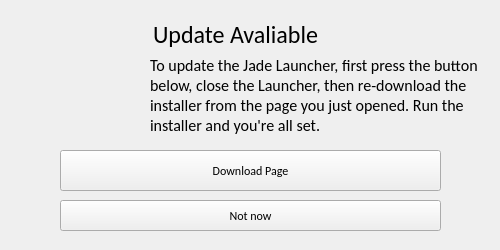
Above: ui/update.ui from nfoert/jadelauncher_actionstest before the change. Below: the same form after it.
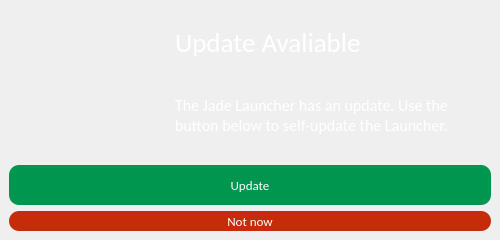
That is the form after the change. Icons and pictures are not drawn.

Commit message: Jade Launcher 2.0.0

What changed in the file:
```diff
--- a/ui/update.ui
+++ b/ui/update.ui
@@ -7,7 +7,7 @@
     <x>0</x>
     <y>0</y>
     <width>500</width>
-    <height>250</height>
+    <height>240</height>
    </rect>
   </property>
   <property name="minimumSize">
@@ -18,8 +18,8 @@
   </property>
   <property name="maximumSize">
    <size>
-    <width>500</width>
-    <height>250</height>
+    <width>16777215</width>
+    <height>16777215</height>
    </size>
   </property>
   <property name="windowTitle">
@@ -27,17 +27,33 @@
   </property>
   <property name="windowIcon">
    <iconset resource="../assets.qrc">
-    <normaloff>:/images/assets/jadeIcon.png</normaloff>:/images/assets/jadeIcon.png</iconset>
+    <normaloff>:/icons/assets/icons/jadeIcon.png</normaloff>:/icons/assets/icons/jadeIcon.png</iconset>
+  </property>
+  <property name="styleSheet">
+   <string notr="true">QMainWindow {
+	border-image: url(:/backgrounds/assets/backgrounds/background.png) 0 0 0 0 stretch stretch;
+}
+</string>
   </property>
   <widget class="QWidget" name="centralwidget">
+   <layout class="QGridLayout" name="gridLayout">
+    <item row="0" column="0">
+     <layout class="QVBoxLayout" name="verticalLayout_2">
+      <item>
+       <layout class="QHBoxLayout" name="horizontalLayout">
+        <item>
    <widget class="QLabel" name="label">
-    <property name="geometry">
-     <rect>
-      <x>20</x>
-      <y>20</y>
-      <width>111</width>
-      <height>81</height>
-     </rect>
+          <property name="minimumSize">
+           <size>
+            <width>150</width>
+            <height>25</height>
+           </size>
+          </property>
+          <property name="maximumSize">
+           <size>
+            <width>150</width>
+            <height>25</height>
+           </size>
     </property>
     <property name="text">
      <string/>
@@ -49,40 +65,64 @@
      <bool>true</bool>
     </property>
    </widget>
+        </item>
+        <item>
+         <spacer name="horizontalSpacer">
+          <property name="orientation">
+           <enum>Qt::Horizontal</enum>
+          </property>
+          <property name="sizeType">
+           <enum>QSizePolicy::Fixed</enum>
+          </property>
+          <property name="sizeHint" stdset="0">
+           <size>
+            <width>10</width>
+            <height>20</height>
+           </size>
+          </property>
+         </spacer>
+        </item>
+        <item>
+         <layout class="QVBoxLayout" name="verticalLayout">
+          <item>
    <widget class="QLabel" name="label_2">
-    <property name="geometry">
-     <rect>
-      <x>140</x>
-      <y>20</y>
-      <width>191</width>
-      <height>31</height>
-     </rect>
-    </property>
     <property name="font">
      <font>
       <family>Calibri</family>
-     </font>
-    </property>
+              <pointsize>20</pointsize>
+              <weight>50</weight>
+              <italic>false</italic>
+              <bold>false</bold>
+             </font>
+            </property>
+            <property name="styleSheet">
+             <string notr="true">color: white;
+text-align: left;
+font: 20pt &quot;Calibri&quot;;</string>
+            </property>
     <property name="text">
-     <string>&lt;html&gt;&lt;head/&gt;&lt;body&gt;&lt;p align=&quot;center&quot;&gt;&lt;span style=&quot; font-size:18pt;&quot;&gt;Update Avaliable&lt;/span&gt;&lt;/p&gt;&lt;/body&gt;&lt;/html&gt;</string>
-    </property>
-   </widget>
+             <string>Update Avaliable</string>
+            </property>
+           </widget>
+          </item>
+          <item>
    <widget class="QLabel" name="label_3">
-    <property name="geometry">
-     <rect>
-      <x>150</x>
-      <y>50</y>
-      <width>331</width>
-      <height>91</height>
-     </rect>
-    </property>
     <property name="font">
      <font>
       <family>Calibri</family>
-     </font>
-    </property>
+              <pointsize>14</pointsize>
+              <weight>50</weight>
+              <italic>false</italic>
+              <bold>false</bold>
+             </font>
+            </property>
+            <property name="styleSheet">
+             <string notr="true">color: white;
+text-align: left;
+font: 14pt &quot;Calibri&quot;;</string>
+            </property>
     <property name="text">
-     <string>&lt;html&gt;&lt;head/&gt;&lt;body&gt;&lt;p&gt;&lt;span style=&quot; font-size:12pt;&quot;&gt;To update the Jade Launcher, first press the button below, close the Launcher, then re-download the installer from the page you just opened. Run the installer and you're all set.&lt;/span&gt;&lt;/p&gt;&lt;/body&gt;&lt;/html&gt;</string>
+             <string>&lt;html&gt;&lt;head/&gt;&lt;body&gt;&lt;p&gt;&lt;span style=&quot; font-size:12pt;&quot;&gt;The Jade Launcher has an update. Use the button below to self-update the Launcher.&lt;/span&gt;&lt;/p&gt;&lt;/body&gt;&lt;/html&gt;</string>
     </property>
     <property name="scaledContents">
      <bool>true</bool>
@@ -91,42 +131,112 @@
      <bool>true</bool>
     </property>
    </widget>
-   <widget class="QPushButton" name="download">
-    <property name="geometry">
-     <rect>
-      <x>60</x>
-      <y>150</y>
-      <width>381</width>
-      <height>41</height>
-     </rect>
+          </item>
+         </layout>
+        </item>
+       </layout>
+      </item>
+      <item>
+       <spacer name="verticalSpacer">
+        <property name="orientation">
+         <enum>Qt::Vertical</enum>
+        </property>
+        <property name="sizeType">
+         <enum>QSizePolicy::Fixed</enum>
+        </property>
+        <property name="sizeHint" stdset="0">
+         <size>
+          <width>20</width>
+          <height>10</height>
+         </size>
+        </property>
+       </spacer>
+      </item>
+      <item>
+       <widget class="QPushButton" name="update">
+        <property name="minimumSize">
+         <size>
+          <width>0</width>
+          <height>40</height>
+         </size>
     </property>
     <property name="font">
      <font>
       <family>Calibri</family>
-     </font>
-    </property>
+          <pointsize>10</pointsize>
+          <weight>50</weight>
+          <italic>false</italic>
+          <bold>false</bold>
+         </font>
+        </property>
+        <property name="styleSheet">
+         <string notr="true">QPushButton {
+	background-color: rgb(0, 150, 80);
+	border-color: rgb(0, 255, 0);
+	border-radius: 10px;
+	font: 10pt &quot;Calibri&quot;;
+	
+	color: rgb(255, 255, 255);
+}
+
+QPushButton:hover {
+	background-color: rgb(0, 170, 100);
+}
+
+QPushButton:pressed {
+	
+	background-color: rgb(0, 200, 120);
+}</string>
+        </property>
     <property name="text">
-     <string>Download Page</string>
-    </property>
-   </widget>
+         <string>Update</string>
+        </property>
+       </widget>
+      </item>
+      <item>
    <widget class="QPushButton" name="notNow">
-    <property name="geometry">
-     <rect>
-      <x>60</x>
-      <y>200</y>
-      <width>381</width>
-      <height>31</height>
-     </rect>
+        <property name="minimumSize">
+         <size>
+          <width>0</width>
+          <height>20</height>
+         </size>
     </property>
     <property name="font">
      <font>
       <family>Calibri</family>
-     </font>
-    </property>
+          <pointsize>10</pointsize>
+          <weight>50</weight>
+          <italic>false</italic>
+          <bold>false</bold>
+         </font>
+        </property>
+        <property name="styleSheet">
+         <string notr="true">QPushButton {
+	background-color: rgb(198, 44, 10);
+	border-color: rgb(0, 255, 0);
+	border-radius: 10px;
+	font: 10pt &quot;Calibri&quot;;
+	
+	color: rgb(255, 255, 255);
+}
+
+QPushButton:hover {
+	background-color: rgb(220, 55, 20);
+}
+
+QPushButton:pressed {
+	
+	background-color: rgb(176, 45, 16);
+}</string>
+        </property>
     <property name="text">
      <string>Not now</string>
     </property>
    </widget>
+      </item>
+     </layout>
+    </item>
+   </layout>
   </widget>
  </widget>
  <resources>
```
Left out of the diff: 2 changed lines with no effect on the pictures. Lines whose indentation alone changed are shown as unchanged. The commit also changes 93 other files.
